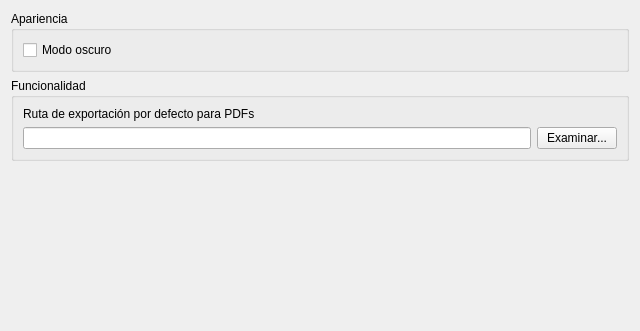
4l3j0Ok/budget-maker-desktop, file src/views/ui/Settings.ui: the form before one commit; both pictures show x 0 to 640 and y 0 to 331 of the 640 by 480 pixel window.
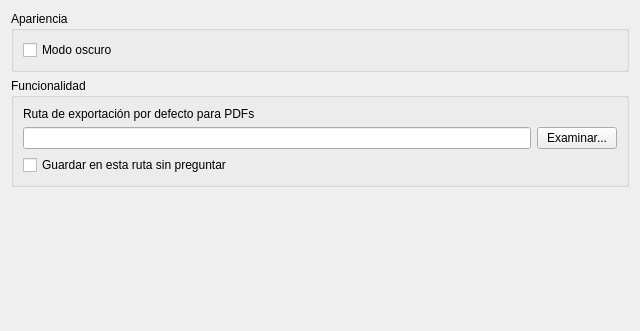
The form after the commit.

```diff
--- a/src/views/ui/Settings.ui
+++ b/src/views/ui/Settings.ui
@@ -92,6 +92,16 @@
            </property>
           </widget>
          </item>
+         <item row="2" column="0" colspan="2">
+          <widget class="QCheckBox" name="cbSaveWithoutAsk">
+           <property name="toolTip">
+            <string>Si está marcado, al guardar un PDF, se guardará en la ruta de exportación por defecto sin preguntar si se desea guardar, estableciendo un nombre por defecto.</string>
+           </property>
+           <property name="text">
+            <string>Guardar en esta ruta sin preguntar</string>
+           </property>
+          </widget>
+         </item>
         </layout>
        </widget>
       </item>
```
Left out of the diff: 9 changed lines with no effect on the pictures.
